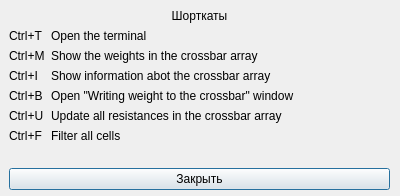
The window that gui/uies/shortcut.ui (neurocomputer/MemriBoard) describes before a commit, drawn with Qt 5.
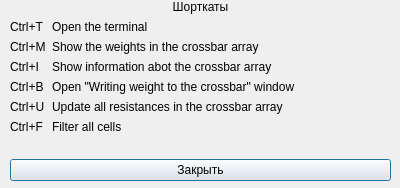
The same window after the commit.

The edit to the form file:
```diff
--- a/gui/uies/shortcut.ui
+++ b/gui/uies/shortcut.ui
@@ -7,35 +7,17 @@
     <x>0</x>
     <y>0</y>
     <width>400</width>
-    <height>196</height>
+    <height>188</height>
    </rect>
   </property>
-  <property name="sizePolicy">
-   <sizepolicy hsizetype="Minimum" vsizetype="Minimum">
-    <horstretch>0</horstretch>
-    <verstretch>0</verstretch>
-   </sizepolicy>
-  </property>
-  <property name="minimumSize">
-   <size>
-    <width>1</width>
-    <height>1</height>
-   </size>
-  </property>
-  <property name="maximumSize">
-   <size>
-    <width>100000</width>
-    <height>100000</height>
-   </size>
-  </property>
   <property name="windowTitle">
    <string>Dialog</string>
   </property>
   <widget class="QWidget" name="verticalLayoutWidget">
    <property name="geometry">
     <rect>
-     <x>9</x>
-     <y>9</y>
+     <x>10</x>
+     <y>0</y>
      <width>381</width>
      <height>181</height>
     </rect>
```
Left out of the diff: 3 changed lines with no effect on the pictures.
